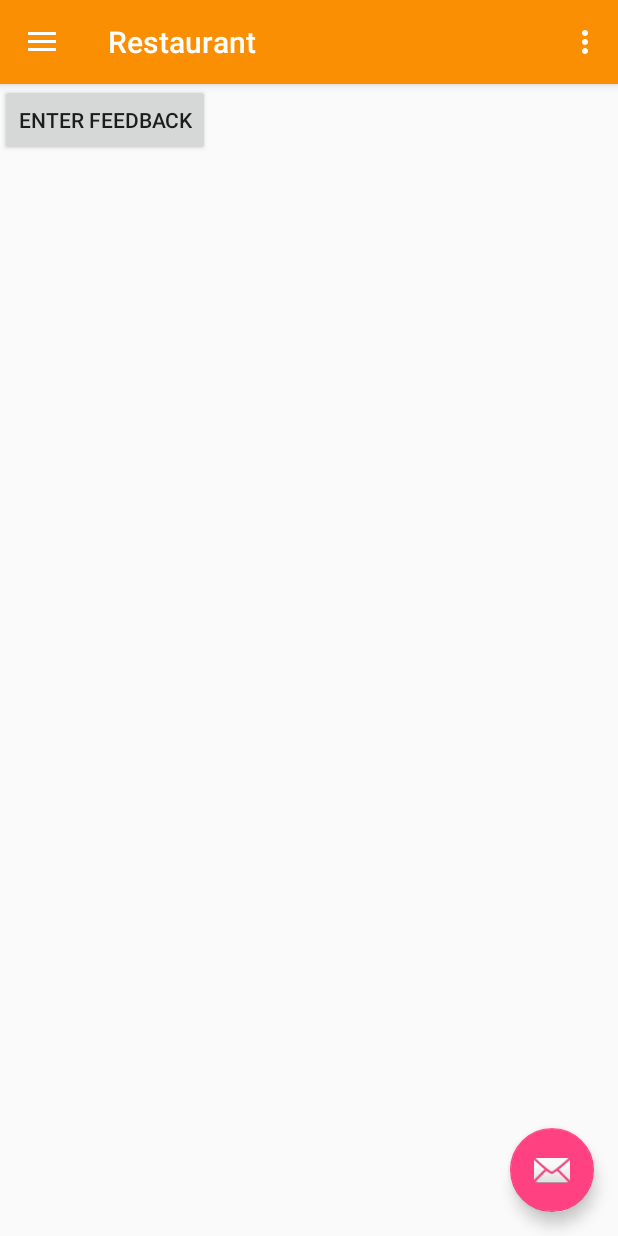
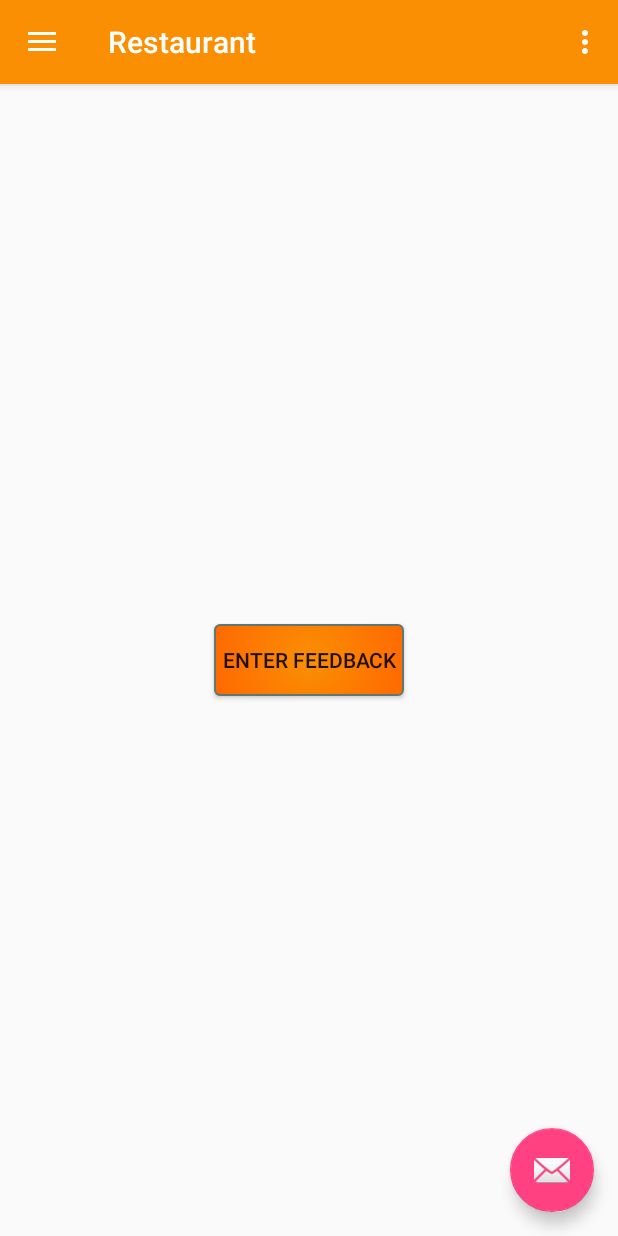
Before and after one commit to souron29/FoodBack, an Android app: the screen it shows after launch (MainActivity), on a phone screen of 412 x 824 dp. Run offline under Robolectric (Android 15) with nearby library versions, the phone set to English and light mode, and no system bars.

Commit message:
Added Default Fragment Display for Customers and Reviews

```diff
--- a/app/src/main/java/GeneralCode/AdvanceActivity.java
+++ b/app/src/main/java/GeneralCode/AdvanceActivity.java
@@ -18,7 +18,6 @@ import Settings.KeyVariables;
 
 public abstract class AdvanceActivity<F extends Fragment> extends AppCompatActivity {
 
-    private View activityView;
     private AdvanceFragment currentNavFragment = null;
     private AdvanceSettingsFragment currentOptionsFragment = null;
 
@@ -36,7 +35,6 @@ public abstract class AdvanceActivity<F extends Fragment> extends AppCompatActiv
     protected void onCreate(@Nullable Bundle savedInstanceState) {
         super.onCreate(savedInstanceState);
         setContentView(setLayout());
-        activityView = this.findViewById(setLayout());
 
         ViewInitialization();
         init();
@@ -49,10 +47,6 @@ public abstract class AdvanceActivity<F extends Fragment> extends AppCompatActiv
 
         loadSettings(sharedPref);
     }
-
-    protected abstract void AfterViewCreated();
-
-    protected abstract void loadSettings(SharedPreferences sharedPref);
 
     protected void loadParentFragment(final F frag, final int container_id, final boolean removePrevious) {
         if (removePrevious) {
@@ -105,14 +99,6 @@ public abstract class AdvanceActivity<F extends Fragment> extends AppCompatActiv
 
     }
 
-    protected <T extends View> T $(int view_id) {
-        return findViewById(view_id);
-    }
-
-    protected abstract int setLayout();
-
-    protected abstract void ViewInitialization();
-
     protected void checkLock(final Runnable r) {
         final SharedPreferences pref =
                 PreferenceManager.getDefaultSharedPreferences(this);
@@ -145,4 +131,26 @@ public abstract class AdvanceActivity<F extends Fragment> extends AppCompatActiv
         } else r.run();
 
     }
+
+    protected <T extends View> T $(int view_id) {
+        return findViewById(view_id);
+    }
+
+    protected abstract int setLayout();
+
+    protected abstract void ViewInitialization();
+
+    protected abstract void AfterViewCreated();
+
+    protected abstract void loadSettings(SharedPreferences sharedPref);
+
+    public void hide() {
+    }
+
+    public void show() {
+    }
+
+    protected <T extends Object> T $(String resourceType, String resourceName) {
+        return AdvanceFunctions.getResource(this, resourceType, resourceName);
+    }
 }
--- a/app/src/main/java/GeneralCode/AdvanceSettingsFragment.java
+++ b/app/src/main/java/GeneralCode/AdvanceSettingsFragment.java
@@ -130,4 +130,8 @@ public abstract class AdvanceSettingsFragment extends PreferenceFragment impleme
 
     protected abstract void fragmentReset();
 
+    protected <T extends Object> T $(String resourceType, String resourceName) {
+        return AdvanceFunctions.getResource(getActivity(), resourceType, resourceName);
+    }
+
 }
--- a/app/src/main/java/GeneralCode/OnGetWorkListener.java
+++ b/app/src/main/java/GeneralCode/OnGetWorkListener.java
@@ -1,5 +1,9 @@
 package GeneralCode;
 
 public interface OnGetWorkListener {
+    int RESTART = 1;
+    int SHOW = 2;
+    int HIDE = 3;
+
     void workSomething(int work_id);
 }
--- a/app/src/main/java/com/dexlabs/extraloyaljuice/MainActivity.java
+++ b/app/src/main/java/com/dexlabs/extraloyaljuice/MainActivity.java
@@ -26,9 +26,8 @@ import Settings.SettingsFragment;
 
 public class MainActivity extends AdvanceActivity
         implements NavigationView.OnNavigationItemSelectedListener {
-    TextView navHeaderName, navHeaderEmail;
-    View header;
-
+    private View header;
+    private FloatingActionButton fab;
 
     @Override
     protected void AfterViewCreated() {
@@ -42,13 +41,25 @@ public class MainActivity extends AdvanceActivity
         String outletEmail = sharedPref.getString(KeyVariables.KEY_COMPANY_EMAIL, CommonFunctions.clipString(outletName, new String[]{" "}) + "@email.com");
         if (getSupportActionBar() != null)
             getSupportActionBar().setTitle(outletName);
-        navHeaderName = header.findViewById(R.id.textview_navbar_name);
-        navHeaderEmail = header.findViewById(R.id.textview_navbar_email);
+        TextView navHeaderName = header.findViewById(R.id.textview_navbar_name);
+        TextView navHeaderEmail = header.findViewById(R.id.textview_navbar_email);
         navHeaderName.setText(outletName);
         navHeaderEmail.setText(outletEmail);
 
         //setting lock
 
+    }
+
+    @Override
+    public void hide() {
+        fab.hide();
+    }
+
+    @Override
+    public void show() {
+        super.show();
+        fab.show();
+        loadSettings(PreferenceManager.getDefaultSharedPreferences(this));
     }
 
     @Override
@@ -62,7 +73,7 @@ public class MainActivity extends AdvanceActivity
         Toolbar toolbar = findViewById(R.id.toolbar);
         setSupportActionBar(toolbar);
 
-        FloatingActionButton fab = findViewById(R.id.fab);
+        fab = findViewById(R.id.fab);
         fab.setOnClickListener(new View.OnClickListener() {
             @Override
             public void onClick(View view) {
@@ -80,23 +91,8 @@ public class MainActivity extends AdvanceActivity
         NavigationView navigationView = findViewById(R.id.nav_view);
         navigationView.setNavigationItemSelectedListener(this);
         header = navigationView.getHeaderView(0);
-
         init();
-
     }
-
-    /*private class DrawerItemClickListener implements ListView.OnItemClickListener {
-        @Override
-        public void onItemClick(AdapterView<?> adapterView, View view, int pos, long l) {
-            selectItem(pos);
-        }
-    }*/
-
-    /*private void selectItem(int position) {
-        mDrawerList.setItemChecked(position, true);
-        setTitle(mPlanetTitles[position]);
-        mDrawerLayout.closeDrawer(mDrawerList);
-    }*/
 
     private void init() {
         CommonVariables.setCurrentDate();
--- /dev/null
+++ b/app/src/main/res/drawable/button_shape.xml
@@ -0,0 +1,26 @@
+<?xml version="1.0" encoding="utf-8"?>
+<selector xmlns:android="http://schemas.android.com/apk/res/android">
+    <item android:state_pressed="true">
+        <shape android:shape="rectangle">
+            <corners android:radius="3dip" />
+            <stroke android:width="1dip" android:color="#5e7974" />
+            <gradient android:angle="-90" android:endColor="#689a92" android:startColor="#345953" />
+        </shape>
+    </item>
+    <item android:state_focused="true">
+        <shape android:shape="rectangle">
+            <corners android:radius="3dip" />
+            <stroke android:width="1dip" android:color="#5e7974" />
+            <solid android:color="@color/colorPrimary" />
+
+        </shape>
+    </item>
+    <item>
+        <shape android:shape="rectangle">
+            <corners android:radius="3dip" />
+            <stroke android:width="1dip" android:color="#5e7974" />
+            <solid android:color="@color/colorPrimary" />
+            <gradient android:endColor="@color/colorPrimaryDark" android:gradientRadius="70dp" android:startColor="@color/colorPrimary" android:type="radial" />
+        </shape>
+    </item>
+</selector>
--- a/app/src/main/res/layout/fragment_feedback_main.xml
+++ b/app/src/main/res/layout/fragment_feedback_main.xml
@@ -1,21 +1,15 @@
 <FrameLayout xmlns:android="http://schemas.android.com/apk/res/android"
     xmlns:tools="http://schemas.android.com/tools"
+    android:id="@+id/feedback_main_container"
     android:layout_width="match_parent"
     android:layout_height="match_parent"
-
     tools:context="Feedback.feedback_main">
 
-    <FrameLayout
-        android:id="@+id/feedback_main_container"
-        android:layout_width="match_parent"
-        android:layout_height="match_parent">
-
-        <Button
-            android:id="@+id/feedback_main_button_feed"
-            android:layout_width="wrap_content"
-            android:layout_height="wrap_content"
-            android:text="@string/feedback_button_enter" />
-    </FrameLayout>
-
+    <Button
+        android:id="@+id/feedback_main_button_feed"
+        style="@style/Button"
+        android:layout_gravity="center"
+        android:padding="5dp"
+        android:text="@string/feedback_button_enter" />
 
 </FrameLayout>
--- a/app/src/main/res/values/dimens.xml
+++ b/app/src/main/res/values/dimens.xml
@@ -12,4 +12,7 @@
     <dimen name="feedback_form_textview_width">120dp</dimen>
     <dimen name="feedback_form_edittext_height">120dp</dimen>
 
+    <dimen name="text_small">18sp</dimen>
+    <dimen name="text_medium">25sp</dimen>
+
 </resources>
--- a/app/src/main/res/values/strings.xml
+++ b/app/src/main/res/values/strings.xml
@@ -38,4 +38,6 @@
     <string name="settings_lock_category">Lock</string>
     <string name="settings_lock_switch_title">Enable Lock</string>
     <string name="settings_lock_title">Pin Code</string>
+    <string name="frag_def_customers">No Customers</string>
+    <string name="frag_def_reviews">No Reviews</string>
 </resources>
--- a/app/src/main/res/values/styles.xml
+++ b/app/src/main/res/values/styles.xml
@@ -7,6 +7,7 @@
         <item name="colorPrimaryDark">@color/colorPrimaryDark</item>
         <item name="colorAccent">@color/colorAccent</item>
         <item name="android:navigationBarColor">@color/colorPrimaryDark</item>
+
     </style>
 
     <style name="AppTheme.NoActionBar">
@@ -18,4 +19,10 @@
 
     <style name="AppTheme.PopupOverlay" parent="ThemeOverlay.AppCompat.Light" />
 
+    <style name="Button">
+        <item name="android:layout_width">wrap_content</item>
+        <item name="android:layout_height">wrap_content</item>
+        <item name="android:background">@drawable/button_shape</item>
+    </style>
+
 </resources>
```
Also changed, not shown: app/src/main/java/CustomerList/CustomerAdapter.java (+9 -2 lines), app/src/main/java/CustomerList/customerList.java (+13 -3 lines), app/src/main/java/Review/ReviewList.java (+13 -4 lines), app/src/main/java/Settings/SettingsFragment.java (+10 -0 lines), app/src/main/res/layout/fragment_customer_list.xml (+8 -1 lines), app/src/main/res/layout/fragment_review_list.xml (+7 -0 lines).
